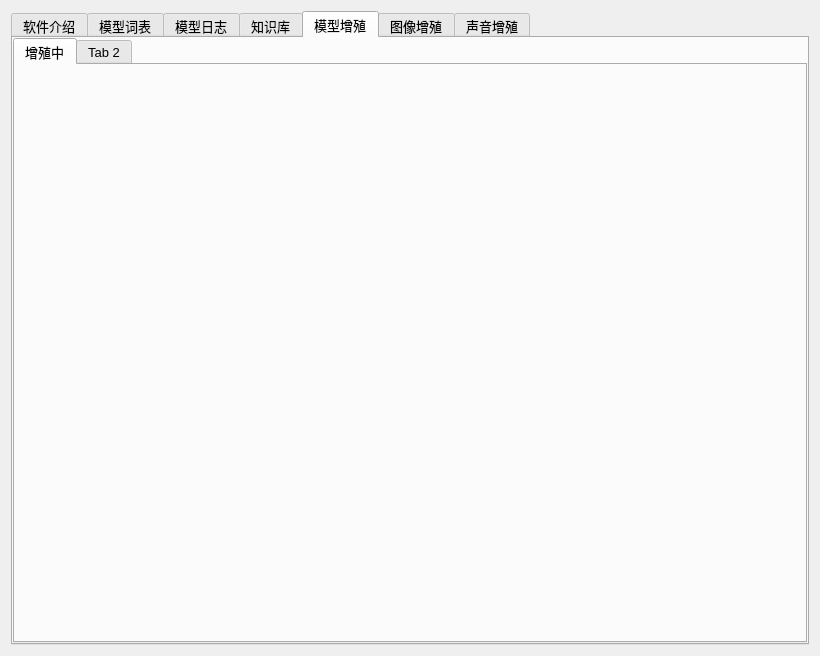
ylsdamxssjxxdd/eva, file expend.ui: the form before one commit.
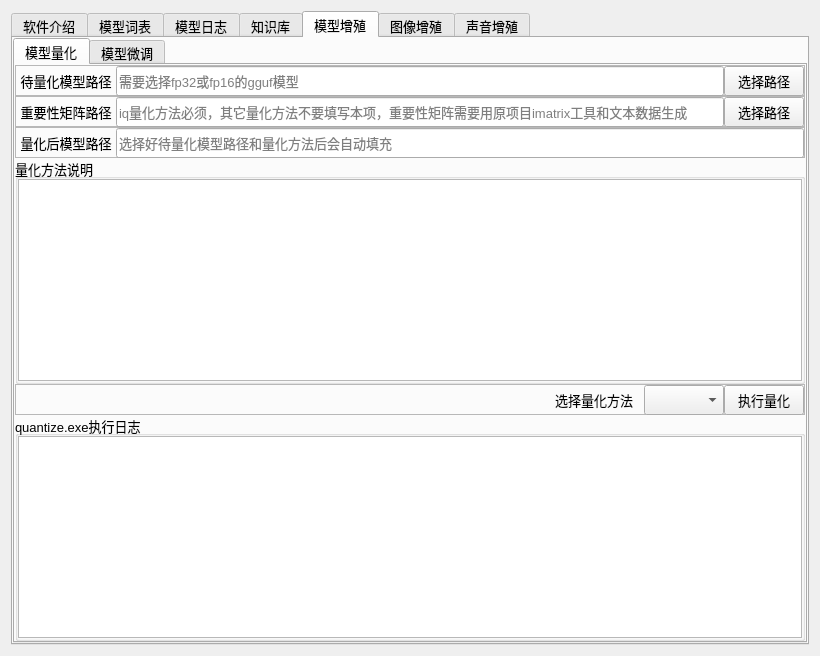
The form after the commit. The open tabs and pages were chosen to show the change. Custom widgets are drawn as their Qt base class.

Commit message: 增加模型量化功能

Diff of the .ui file:
```diff
--- a/expend.ui
+++ b/expend.ui
@@ -763,14 +763,491 @@
        </property>
        <item>
         <widget class="CustomTabWidget" name="tabWidget_3">
-         <widget class="QWidget" name="tab_13">
+         <property name="currentIndex">
+          <number>0</number>
+         </property>
+         <widget class="QWidget" name="model_quantize_card">
           <attribute name="title">
-           <string>增殖中</string>
+           <string>模型量化</string>
           </attribute>
+          <layout class="QVBoxLayout" name="verticalLayout">
+           <property name="spacing">
+            <number>0</number>
+           </property>
+           <property name="leftMargin">
+            <number>0</number>
+           </property>
+           <property name="topMargin">
+            <number>0</number>
+           </property>
+           <property name="rightMargin">
+            <number>0</number>
+           </property>
+           <property name="bottomMargin">
+            <number>0</number>
+           </property>
+           <item>
+            <widget class="QFrame" name="model_quantize_frame1">
+             <property name="minimumSize">
+              <size>
+               <width>0</width>
+               <height>31</height>
+              </size>
+             </property>
+             <property name="maximumSize">
+              <size>
+               <width>16777215</width>
+               <height>31</height>
+              </size>
+             </property>
+             <property name="frameShape">
+              <enum>QFrame::StyledPanel</enum>
+             </property>
+             <property name="frameShadow">
+              <enum>QFrame::Raised</enum>
+             </property>
+             <property name="lineWidth">
+              <number>0</number>
+             </property>
+             <layout class="QHBoxLayout" name="horizontalLayout_12">
+              <property name="spacing">
+               <number>0</number>
+              </property>
+              <property name="leftMargin">
+               <number>0</number>
+              </property>
+              <property name="topMargin">
+               <number>0</number>
+              </property>
+              <property name="rightMargin">
+               <number>0</number>
+              </property>
+              <property name="bottomMargin">
+               <number>0</number>
+              </property>
+              <item>
+               <widget class="QLabel" name="model_quantize_label">
+                <property name="minimumSize">
+                 <size>
+                  <width>100</width>
+                  <height>30</height>
+                 </size>
+                </property>
+                <property name="maximumSize">
+                 <size>
+                  <width>100</width>
+                  <height>30</height>
+                 </size>
+                </property>
+                <property name="text">
+                 <string>待量化模型路径</string>
+                </property>
+                <property name="alignment">
+                 <set>Qt::AlignCenter</set>
+                </property>
+               </widget>
+              </item>
+              <item>
+               <widget class="QLineEdit" name="model_quantize_row_modelpath_lineedit">
+                <property name="minimumSize">
+                 <size>
+                  <width>0</width>
+                  <height>30</height>
+                 </size>
+                </property>
+                <property name="maximumSize">
+                 <size>
+                  <width>16777215</width>
+                  <height>30</height>
+                 </size>
+                </property>
+                <property name="placeholderText">
+                 <string>需要选择fp32或fp16的gguf模型</string>
+                </property>
+               </widget>
+              </item>
+              <item>
+               <widget class="QPushButton" name="model_quantize_row_modelpath_pushButton">
+                <property name="minimumSize">
+                 <size>
+                  <width>80</width>
+                  <height>30</height>
+                 </size>
+                </property>
+                <property name="maximumSize">
+                 <size>
+                  <width>80</width>
+                  <height>30</height>
+                 </size>
+                </property>
+                <property name="text">
+                 <string>选择路径</string>
+                </property>
+               </widget>
+              </item>
+             </layout>
+            </widget>
+           </item>
+           <item>
+            <widget class="QFrame" name="model_quantize_frame2">
+             <property name="minimumSize">
+              <size>
+               <width>0</width>
+               <height>31</height>
+              </size>
+             </property>
+             <property name="maximumSize">
+              <size>
+               <width>16777215</width>
+               <height>31</height>
+              </size>
+             </property>
+             <property name="frameShape">
+              <enum>QFrame::StyledPanel</enum>
+             </property>
+             <property name="frameShadow">
+              <enum>QFrame::Raised</enum>
+             </property>
+             <property name="lineWidth">
+              <number>0</number>
+             </property>
+             <layout class="QHBoxLayout" name="horizontalLayout_13">
+              <property name="spacing">
+               <number>0</number>
+              </property>
+              <property name="leftMargin">
+               <number>0</number>
+              </property>
+              <property name="topMargin">
+               <number>0</number>
+              </property>
+              <property name="rightMargin">
+               <number>0</number>
+              </property>
+              <property name="bottomMargin">
+               <number>0</number>
+              </property>
+              <item>
+               <widget class="QLabel" name="model_quantize_label_2">
+                <property name="minimumSize">
+                 <size>
+                  <width>100</width>
+                  <height>30</height>
+                 </size>
+                </property>
+                <property name="maximumSize">
+                 <size>
+                  <width>100</width>
+                  <height>30</height>
+                 </size>
+                </property>
+                <property name="text">
+                 <string>重要性矩阵路径</string>
+                </property>
+                <property name="alignment">
+                 <set>Qt::AlignCenter</set>
+                </property>
+               </widget>
+              </item>
+              <item>
+               <widget class="QLineEdit" name="model_quantize_important_datapath_lineedit">
+                <property name="minimumSize">
+                 <size>
+                  <width>0</width>
+                  <height>30</height>
+                 </size>
+                </property>
+                <property name="maximumSize">
+                 <size>
+                  <width>16777215</width>
+                  <height>30</height>
+                 </size>
+                </property>
+                <property name="placeholderText">
+                 <string>iq量化方法必须，其它量化方法不要填写本项，重要性矩阵需要用原项目imatrix工具和文本数据生成</string>
+                </property>
+               </widget>
+              </item>
+              <item>
+               <widget class="QPushButton" name="model_quantize_important_datapath_pushButton">
+                <property name="minimumSize">
+                 <size>
+                  <width>80</width>
+                  <height>30</height>
+                 </size>
+                </property>
+                <property name="maximumSize">
+                 <size>
+                  <width>80</width>
+                  <height>30</height>
+                 </size>
+                </property>
+                <property name="text">
+                 <string>选择路径</string>
+                </property>
+               </widget>
+              </item>
+             </layout>
+            </widget>
+           </item>
+           <item>
+            <widget class="QFrame" name="model_quantize_frame3">
+             <property name="minimumSize">
+              <size>
+               <width>0</width>
+               <height>31</height>
+              </size>
+             </property>
+             <property name="maximumSize">
+              <size>
+               <width>16777215</width>
+               <height>31</height>
+              </size>
+             </property>
+             <property name="frameShape">
+              <enum>QFrame::StyledPanel</enum>
+             </property>
+             <property name="frameShadow">
+              <enum>QFrame::Raised</enum>
+             </property>
+             <property name="lineWidth">
+              <number>0</number>
+             </property>
+             <layout class="QHBoxLayout" name="horizontalLayout_14">
+              <property name="spacing">
+               <number>0</number>
+              </property>
+              <property name="leftMargin">
+               <number>0</number>
+              </property>
+              <property name="topMargin">
+               <number>0</number>
+              </property>
+              <property name="rightMargin">
+               <number>0</number>
+              </property>
+              <property name="bottomMargin">
+               <number>0</number>
+              </property>
+              <item>
+               <widget class="QLabel" name="model_quantize_label_3">
+                <property name="minimumSize">
+                 <size>
+                  <width>100</width>
+                  <height>30</height>
+                 </size>
+                </property>
+                <property name="maximumSize">
+                 <size>
+                  <width>100</width>
+                  <height>30</height>
+                 </size>
+                </property>
+                <property name="text">
+                 <string>量化后模型路径</string>
+                </property>
+                <property name="alignment">
+                 <set>Qt::AlignCenter</set>
+                </property>
+               </widget>
+              </item>
+              <item>
+               <widget class="QLineEdit" name="model_quantize_output_modelpath_lineedit">
+                <property name="minimumSize">
+                 <size>
+                  <width>0</width>
+                  <height>30</height>
+                 </size>
+                </property>
+                <property name="maximumSize">
+                 <size>
+                  <width>16777215</width>
+                  <height>30</height>
+                 </size>
+                </property>
+                <property name="placeholderText">
+                 <string>选择好待量化模型路径和量化方法后会自动填充</string>
+                </property>
+               </widget>
+              </item>
+             </layout>
+            </widget>
+           </item>
+           <item>
+            <widget class="QGroupBox" name="groupBox_4">
+             <property name="title">
+              <string>量化方法说明</string>
+             </property>
+             <layout class="QHBoxLayout" name="horizontalLayout_15">
+              <property name="spacing">
+               <number>0</number>
+              </property>
+              <property name="leftMargin">
+               <number>0</number>
+              </property>
+              <property name="topMargin">
+               <number>0</number>
+              </property>
+              <property name="rightMargin">
+               <number>0</number>
+              </property>
+              <property name="bottomMargin">
+               <number>0</number>
+              </property>
+              <item>
+               <widget class="QTableWidget" name="model_quantize_info"/>
+              </item>
+             </layout>
+            </widget>
+           </item>
+           <item>
+            <widget class="QFrame" name="model_quantize_frame4">
+             <property name="minimumSize">
+              <size>
+               <width>0</width>
+               <height>31</height>
+              </size>
+             </property>
+             <property name="maximumSize">
+              <size>
+               <width>16777215</width>
+               <height>31</height>
+              </size>
+             </property>
+             <property name="frameShape">
+              <enum>QFrame::StyledPanel</enum>
+             </property>
+             <property name="frameShadow">
+              <enum>QFrame::Raised</enum>
+             </property>
+             <property name="lineWidth">
+              <number>0</number>
+             </property>
+             <layout class="QHBoxLayout" name="horizontalLayout_16">
+              <property name="spacing">
+               <number>0</number>
+              </property>
+              <property name="leftMargin">
+               <number>0</number>
+              </property>
+              <property name="topMargin">
+               <number>0</number>
+              </property>
+              <property name="rightMargin">
+               <number>0</number>
+              </property>
+              <property name="bottomMargin">
+               <number>0</number>
+              </property>
+              <item>
+               <spacer name="horizontalSpacer">
+                <property name="orientation">
+                 <enum>Qt::Horizontal</enum>
+                </property>
+                <property name="sizeHint" stdset="0">
+                 <size>
+                  <width>40</width>
+                  <height>20</height>
+                 </size>
+                </property>
+               </spacer>
+              </item>
+              <item>
+               <widget class="QLabel" name="model_quantize_label_4">
+                <property name="minimumSize">
+                 <size>
+                  <width>100</width>
+                  <height>30</height>
+                 </size>
+                </property>
+                <property name="maximumSize">
+                 <size>
+                  <width>100</width>
+                  <height>30</height>
+                 </size>
+                </property>
+                <property name="text">
+                 <string>选择量化方法</string>
+                </property>
+                <property name="alignment">
+                 <set>Qt::AlignCenter</set>
+                </property>
+               </widget>
+              </item>
+              <item>
+               <widget class="QComboBox" name="model_quantize_type">
+                <property name="minimumSize">
+                 <size>
+                  <width>80</width>
+                  <height>30</height>
+                 </size>
+                </property>
+                <property name="maximumSize">
+                 <size>
+                  <width>80</width>
+                  <height>30</height>
+                 </size>
+                </property>
+               </widget>
+              </item>
+              <item>
+               <widget class="QPushButton" name="model_quantize_execute">
+                <property name="minimumSize">
+                 <size>
+                  <width>80</width>
+                  <height>30</height>
+                 </size>
+                </property>
+                <property name="maximumSize">
+                 <size>
+                  <width>80</width>
+                  <height>30</height>
+                 </size>
+                </property>
+                <property name="text">
+                 <string>执行量化</string>
+                </property>
+               </widget>
+              </item>
+             </layout>
+            </widget>
+           </item>
+           <item>
+            <widget class="QGroupBox" name="groupBox_5">
+             <property name="title">
+              <string>quantize.exe执行日志</string>
+             </property>
+             <layout class="QHBoxLayout" name="horizontalLayout_17">
+              <property name="spacing">
+               <number>0</number>
+              </property>
+              <property name="leftMargin">
+               <number>0</number>
+              </property>
+              <property name="topMargin">
+               <number>0</number>
+              </property>
+              <property name="rightMargin">
+               <number>0</number>
+              </property>
+              <property name="bottomMargin">
+               <number>0</number>
+              </property>
+              <item>
+               <widget class="QPlainTextEdit" name="model_quantize_log">
+                <property name="readOnly">
+                 <bool>true</bool>
+                </property>
+               </widget>
+              </item>
+             </layout>
+            </widget>
+           </item>
+          </layout>
          </widget>
          <widget class="QWidget" name="tab_14">
           <attribute name="title">
-           <string>Tab 2</string>
+           <string>模型微调</string>
           </attribute>
          </widget>
         </widget>
```
Left out of the diff: 2 changed lines with no effect on the pictures. The commit also changes 8 other files.
